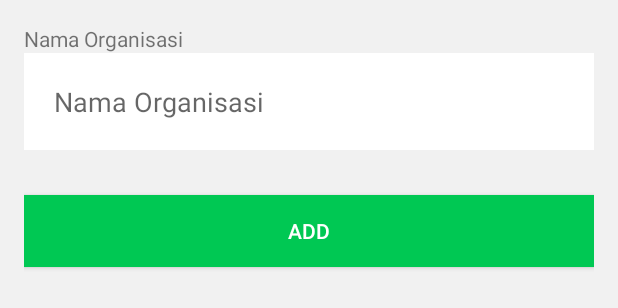
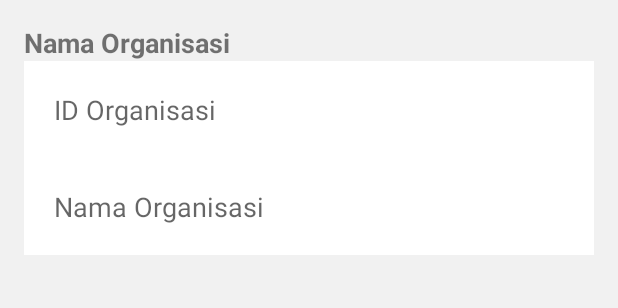
Before and after one commit to ragitam/Interconnected, an Android app: the layout add_organisasi.xml on its own in the app's theme, with its tools: preview values and no code run, on a phone screen of 412 x 824 dp. Shown: the top 308 px of the screen. Run offline under Robolectric (Android 15) with nearby library versions, the light colour scheme and no system bars.

Commit message:
udah bisa add organisasi

```diff
--- a/app/src/main/java/com/app/interconnected/RegisterActivity.java
+++ b/app/src/main/java/com/app/interconnected/RegisterActivity.java
@@ -109,7 +109,8 @@ public class RegisterActivity extends AppCompatActivity{
                         // signed in user can be handled in the listener.
                         if (!task.isSuccessful()) {
                             progressDialog.cancel();
-                            Toast.makeText(RegisterActivity.this, "Authentication failed." + task.getException(), Toast.LENGTH_SHORT).show();
+                            Toast.makeText(RegisterActivity.this, "Authentication failed." + task.getException(),
+                                    Toast.LENGTH_SHORT).show();
                         }else{
                             UserInformation userInformation = new UserInformation(fullname, username, email);
 
@@ -118,7 +119,8 @@ public class RegisterActivity extends AppCompatActivity{
                             databaseReference.child(user.getUid()).setValue(userInformation);
                             mAuth.signOut();
                             finish();
-                            Toast.makeText(RegisterActivity.this, "Your account successfully registered", Toast.LENGTH_SHORT).show();
+                            Toast.makeText(RegisterActivity.this, "Your account successfully registered",
+                                    Toast.LENGTH_SHORT).show();
                         }
                     }
                 });
--- a/app/src/main/res/layout/add_organisasi.xml
+++ b/app/src/main/res/layout/add_organisasi.xml
@@ -12,24 +12,29 @@
     <TextView
         android:layout_width="wrap_content"
         android:layout_height="wrap_content"
-        android:text="@string/nama_organisasi"/>
+        android:text="@string/nama_organisasi"
+        android:textSize="18sp"
+        android:textStyle="normal|bold" />
+    <EditText
+        android:layout_width="match_parent"
+        android:layout_height="wrap_content"
+        android:id="@+id/id_org"
+        android:hint="ID Organisasi"
+        android:padding="20dp"
+        android:background="@color/white"
+        android:inputType="textPersonName" />
     <EditText
         android:layout_width="match_parent"
         android:layout_height="wrap_content"
         android:id="@+id/nama_org"
         android:hint="@string/nama_organisasi"
         android:padding="20dp"
-        android:background="@color/white"/>
+        android:background="@color/white"
+        android:inputType="textPersonName" />
 
     <LinearLayout
         android:layout_width="match_parent"
         android:layout_height="30dp">
     </LinearLayout>
 
-    <Button
-        android:layout_width="match_parent"
-        android:layout_height="wrap_content"
-        android:background="@color/green_submit"
-        android:text="@string/add"
-        android:textColor="@color/white"/>
 </LinearLayout>
--- a/app/src/main/res/menu/activity_main_drawer.xml
+++ b/app/src/main/res/menu/activity_main_drawer.xml
@@ -22,10 +22,6 @@
         android:title="Account">
         <menu>
             <item
-                android:id="@+id/nav_account"
-                android:icon="@drawable/ic_person"
-                android:title="Your Account" />
-            <item
                 android:id="@+id/nav_exit"
                 android:icon="@drawable/ic_exit_to_app"
                 android:title="Log Out" />
```
Also changed, not shown: app/src/main/AndroidManifest.xml (+7 -4 lines), app/src/main/java/com/app/interconnected/Adapter/OrganisasiAdapter.java (added, +13 -0 lines), app/src/main/java/com/app/interconnected/AddOrganization.java (added, +39 -0 lines), app/src/main/java/com/app/interconnected/Organization.java (+44 -6 lines), app/src/main/java/com/app/interconnected/PesanActivity.java (added, +13 -0 lines), app/src/main/res/layout/activity_pesan.xml (added, +17 -0 lines), app/src/main/res/layout/fragment_pesan.xml (+5 -3 lines), app/src/main/res/menu/org_actionbar.xml (+5 -4 lines), 1 other file.
